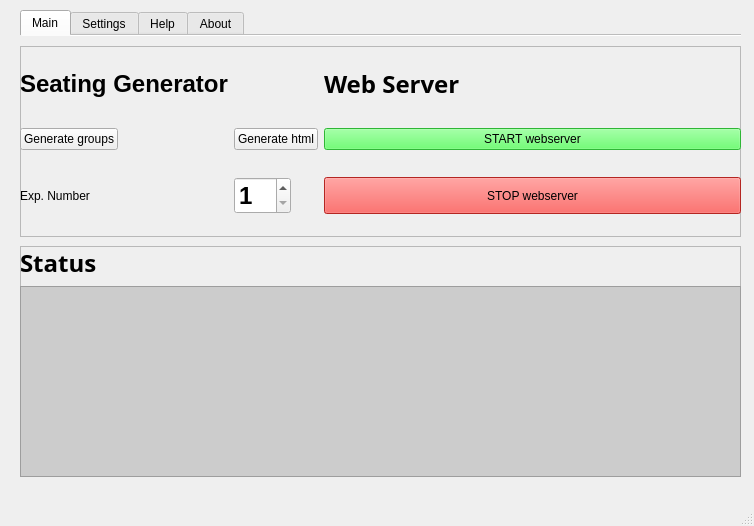
The window that YorkULabSeating.ui (tdgskinner/yorku-phys-lab-seating) describes before a commit, drawn with Qt 5.
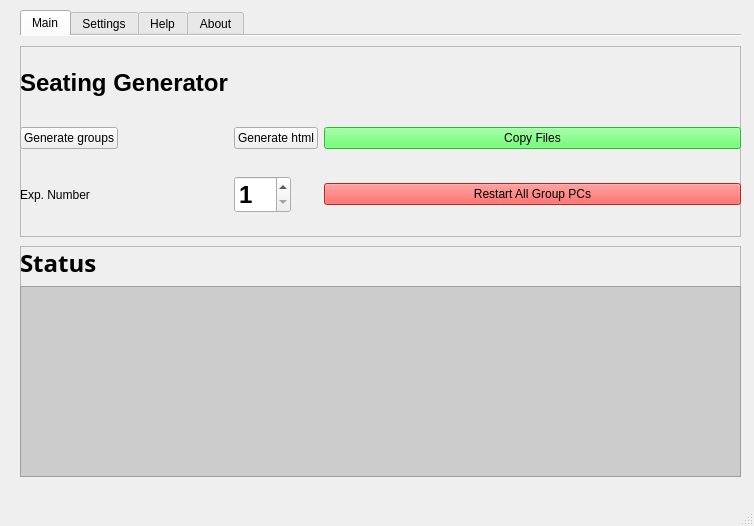
The same window after the commit. The open tabs and pages were chosen to show the change. Icons and pictures are not drawn.

What changed in the file:
```diff
--- a/YorkULabSeating.ui
+++ b/YorkULabSeating.ui
@@ -107,27 +107,6 @@
           </property>
          </widget>
         </item>
-        <item row="2" column="2">
-         <widget class="QPushButton" name="pushButton_start_webserver">
-          <property name="sizePolicy">
-           <sizepolicy hsizetype="Minimum" vsizetype="Preferred">
-            <horstretch>0</horstretch>
-            <verstretch>0</verstretch>
-           </sizepolicy>
-          </property>
-          <property name="font">
-           <font>
-            <family>Arial</family>
-           </font>
-          </property>
-          <property name="styleSheet">
-           <string notr="true">background-color: rgb(66, 255, 75);</string>
-          </property>
-          <property name="text">
-           <string>START webserver</string>
-          </property>
-         </widget>
-        </item>
         <item row="2" column="1">
          <widget class="QPushButton" name="pushButton_htmlgen">
           <property name="sizePolicy">
@@ -163,7 +142,7 @@
            </font>
           </property>
           <property name="text">
-           <string>Web Server</string>
+           <string/>
           </property>
          </widget>
         </item>
@@ -190,7 +169,7 @@
         <item row="3" column="2">
          <widget class="QPushButton" name="pushButton_stop_webserver">
           <property name="sizePolicy">
-           <sizepolicy hsizetype="Preferred" vsizetype="Preferred">
+           <sizepolicy hsizetype="Preferred" vsizetype="Fixed">
             <horstretch>0</horstretch>
             <verstretch>0</verstretch>
            </sizepolicy>
@@ -204,7 +183,7 @@
            <string notr="true">background-color: rgb(252, 53, 48);</string>
           </property>
           <property name="text">
-           <string>STOP webserver</string>
+           <string>Restart All Group PCs</string>
           </property>
          </widget>
         </item>
@@ -247,6 +226,27 @@
           </property>
          </widget>
         </item>
+        <item row="2" column="2">
+         <widget class="QPushButton" name="pushButton_copyfiles">
+          <property name="sizePolicy">
+           <sizepolicy hsizetype="Minimum" vsizetype="Fixed">
+            <horstretch>0</horstretch>
+            <verstretch>0</verstretch>
+           </sizepolicy>
+          </property>
+          <property name="font">
+           <font>
+            <family>Arial</family>
+           </font>
+          </property>
+          <property name="styleSheet">
+           <string notr="true">background-color: rgb(66, 255, 75);</string>
+          </property>
+          <property name="text">
+           <string>Copy Files</string>
+          </property>
+         </widget>
+        </item>
        </layout>
       </widget>
      </widget>
```
Left out of the diff: 26 changed lines with no effect on the pictures.
